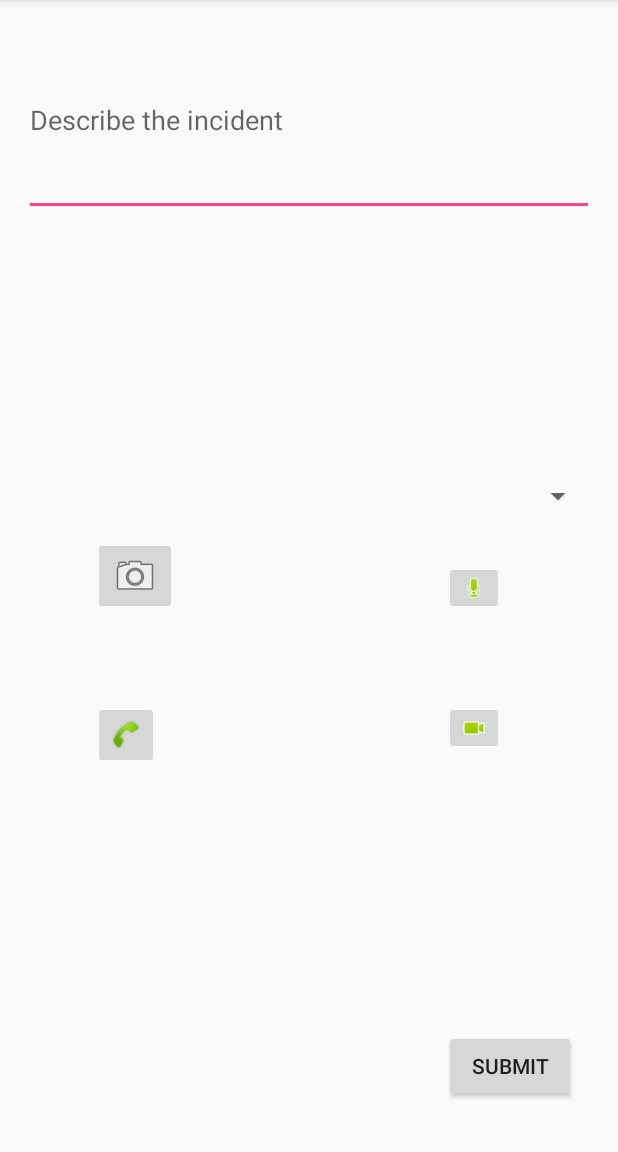
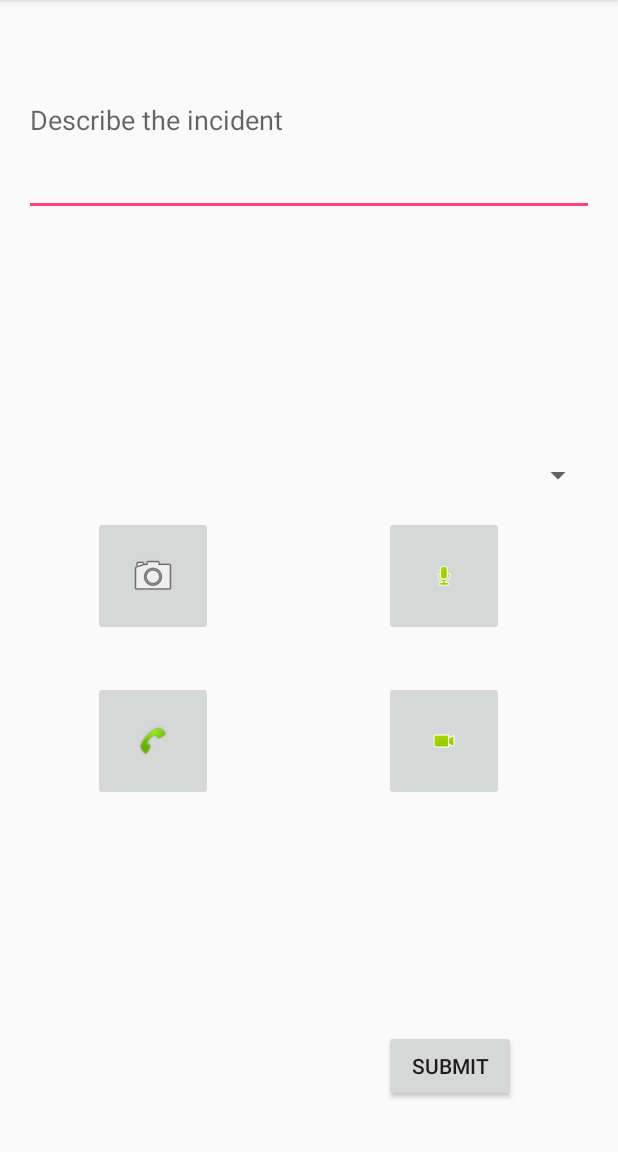
Before and after one commit to utahopensource/tgg_SAFE, an Android app: the NonUrgentActivity screen opened directly, with no data from a screen before it, on a phone screen of 412 x 824 dp, the part 84-1236 px from its top. Run offline under Robolectric (Android 15) with nearby library versions, the phone set to English and light mode, and no system bars.

Commit message:
Added code to handle selecting photos, videos, etc to attach to the incident report

```diff
--- a/app/src/main/res/layout/activity_non_urgent.xml
+++ b/app/src/main/res/layout/activity_non_urgent.xml
@@ -12,26 +12,6 @@
     android:paddingTop="@dimen/activity_vertical_margin"
     tools:context="org.utos.android.safe.NonUrgentActivity">
 
-    <ImageButton
-        android:layout_width="wrap_content"
-        android:layout_height="wrap_content"
-        app:srcCompat="@android:drawable/presence_audio_online"
-        android:id="@+id/imageButton2"
-        android:layout_alignBottom="@+id/imageButton"
-        android:layout_alignParentRight="true"
-        android:layout_alignParentEnd="true"
-        android:layout_marginRight="60dp"
-        android:layout_marginEnd="60dp"/>
-
-    <ImageButton
-        android:layout_width="wrap_content"
-        android:layout_height="wrap_content"
-        app:srcCompat="@android:drawable/presence_video_online"
-        android:id="@+id/imageButton4"
-        android:layout_alignTop="@+id/imageButton3"
-        android:layout_alignLeft="@+id/imageButton2"
-        android:layout_alignStart="@+id/imageButton2"/>
-
     <EditText
         android:layout_width="match_parent"
         android:layout_height="128dp"
@@ -39,31 +19,59 @@
         android:ems="10"
         android:id="@+id/editText"
         android:hint="@string/txt_describe_incident"
-        android:singleLine="false"
         android:layout_alignParentTop="true"
         android:layout_alignParentLeft="true"
         android:layout_alignParentStart="true"/>
 
+    <Spinner
+        android:layout_width="match_parent"
+        android:layout_height="wrap_content"
+        android:id="@+id/spinner2"
+        android:layout_marginBottom="15dp"
+        android:layout_above="@+id/attachImaage"
+        android:layout_alignParentLeft="true"
+        android:layout_alignParentStart="true"/>
+
     <ImageButton
-        android:layout_width="wrap_content"
-        android:layout_height="wrap_content"
+        android:layout_width="80dp"
+        android:layout_height="80dp"
         app:srcCompat="@android:drawable/ic_menu_camera"
         android:layout_marginLeft="46dp"
         android:layout_marginStart="46dp"
-        android:id="@+id/imageButton"
+        android:id="@+id/attachImaage"
         android:layout_centerVertical="true"
         android:layout_alignParentLeft="true"
         android:layout_alignParentStart="true"/>
 
     <ImageButton
-        android:layout_width="wrap_content"
-        android:layout_height="wrap_content"
+        android:layout_width="80dp"
+        android:layout_height="80dp"
+        app:srcCompat="@android:drawable/presence_audio_online"
+        android:id="@+id/attachVoice"
+        android:layout_alignBottom="@+id/attachImaage"
+        android:layout_alignParentRight="true"
+        android:layout_alignParentEnd="true"
+        android:layout_marginRight="60dp"
+        android:layout_marginEnd="60dp"/>
+
+    <ImageButton
+        android:layout_width="80dp"
+        android:layout_height="80dp"
         app:srcCompat="@android:drawable/stat_sys_phone_call"
-        android:id="@+id/imageButton3"
-        android:layout_below="@+id/imageButton"
-        android:layout_alignLeft="@+id/imageButton"
-        android:layout_alignStart="@+id/imageButton"
-        android:layout_marginTop="57dp"/>
+        android:id="@+id/startPhoneCall"
+        android:layout_below="@+id/attachImaage"
+        android:layout_alignLeft="@+id/attachImaage"
+        android:layout_alignStart="@+id/attachImaage"
+        android:layout_marginTop="30dp"/>
+
+    <ImageButton
+        android:layout_width="80dp"
+        android:layout_height="80dp"
+        app:srcCompat="@android:drawable/presence_video_online"
+        android:id="@+id/attachVideo"
+        android:layout_alignTop="@+id/startPhoneCall"
+        android:layout_alignLeft="@+id/attachVoice"
+        android:layout_alignStart="@+id/attachVoice"/>
 
     <Button
         android:text="@string/btn_submit"
@@ -71,17 +79,8 @@
         android:layout_height="wrap_content"
         android:id="@+id/button"
         android:layout_alignParentBottom="true"
-        android:layout_alignLeft="@+id/imageButton4"
-        android:layout_alignStart="@+id/imageButton4"
+        android:layout_alignLeft="@+id/attachVideo"
+        android:layout_alignStart="@+id/attachVideo"
         android:layout_marginBottom="17dp"/>
 
-    <Spinner
-        android:layout_width="match_parent"
-        android:layout_height="wrap_content"
-        android:id="@+id/spinner2"
-        android:layout_marginBottom="15dp"
-        android:layout_above="@+id/imageButton"
-        android:layout_alignParentLeft="true"
-        android:layout_alignParentStart="true"/>
-
 </RelativeLayout>
```
Also changed, not shown: app/src/main/java/org/utos/android/safe/NonUrgentActivity.java (+124 -0 lines).
